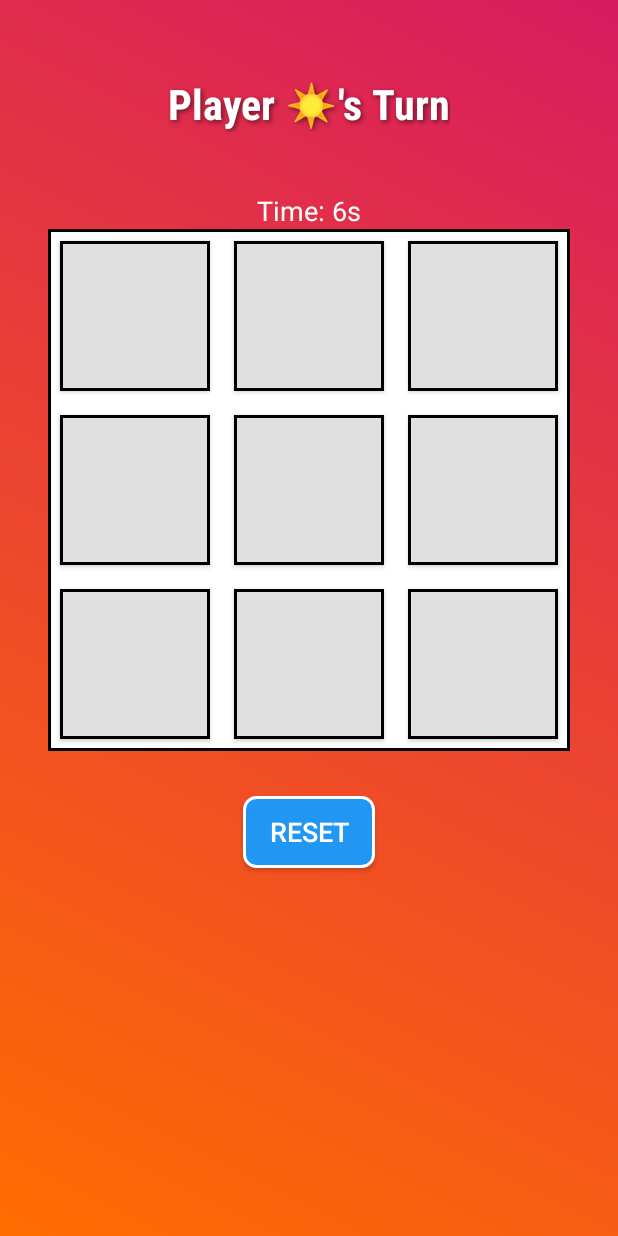
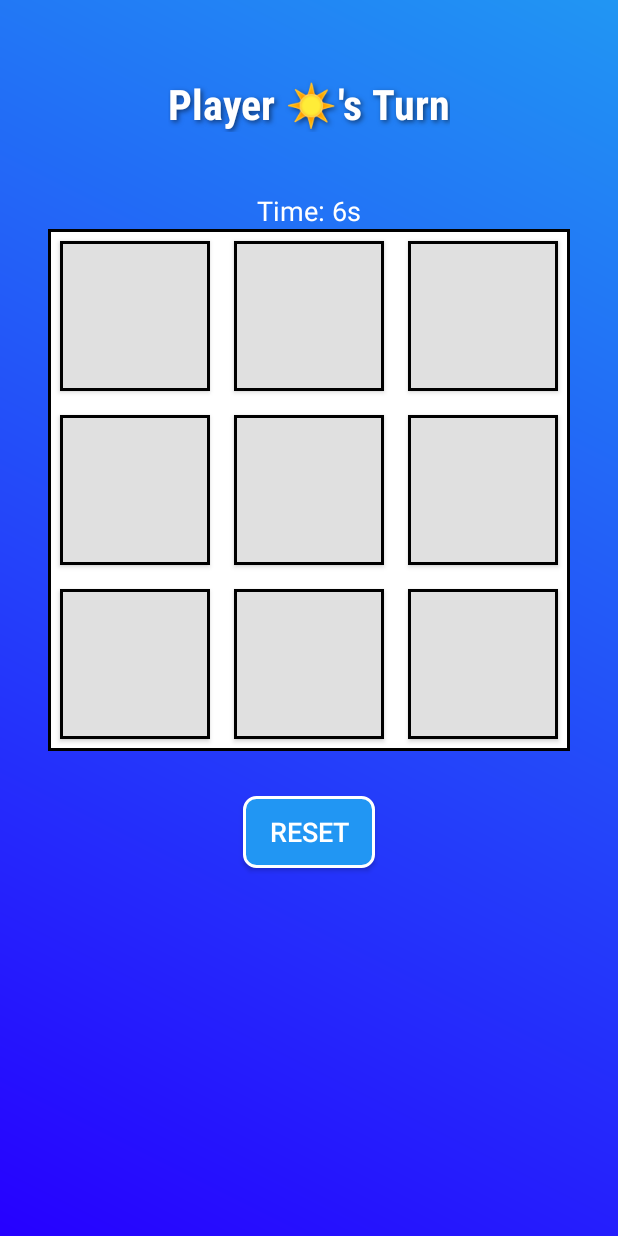
Before and after one commit to k-aghakhani/TicTacToe, an Android app: the screen it shows after launch (MainActivity), on a phone screen of 412 x 824 dp. Run offline under Robolectric (Android 15) with nearby library versions, the phone set to English and light mode, and no system bars.

Commit message:
change color

```diff
--- a/app/src/main/res/drawable/gradient_background.xml
+++ b/app/src/main/res/drawable/gradient_background.xml
@@ -1,7 +1,7 @@
 <?xml version="1.0" encoding="utf-8"?>
 <shape xmlns:android="http://schemas.android.com/apk/res/android">
     <gradient
-        android:startColor="#FF6D00"
-        android:endColor="#D81B60"
+        android:startColor="#2600FF"
+        android:endColor="#2196F3"
         android:angle="45"/>
 </shape>
```
